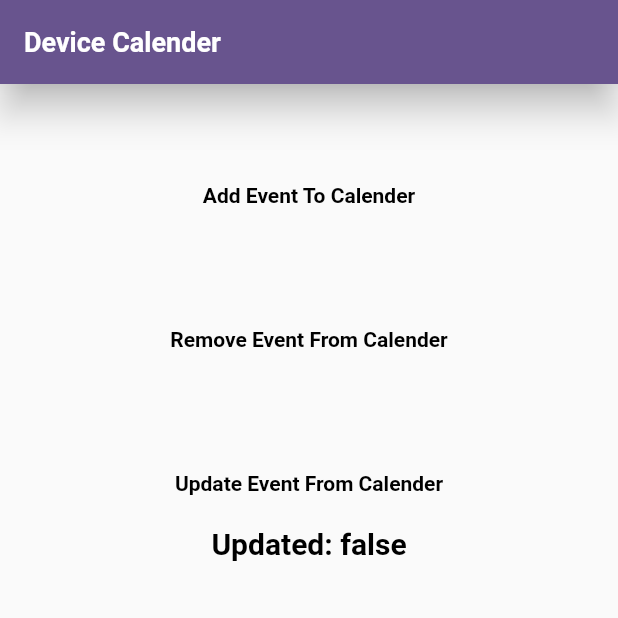
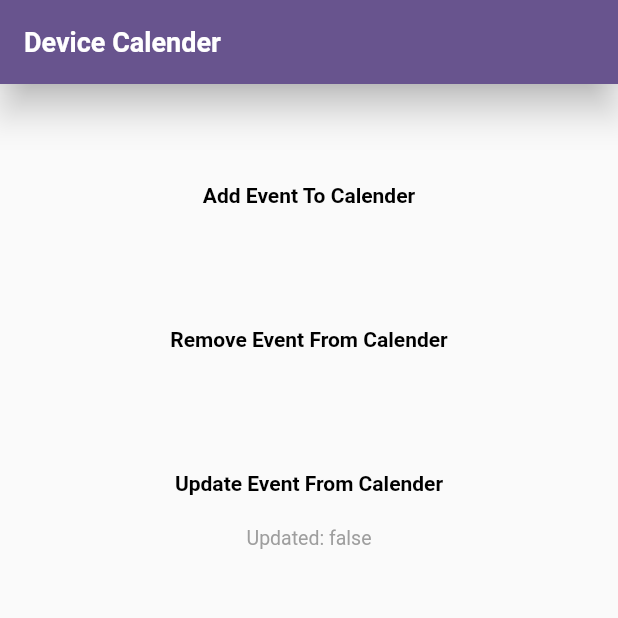
Before and after one commit to fadyZaherEng/App_Events_Device_Calender, a Flutter app: the screen it shows after launch, on a phone screen of 412 x 824 dp, the top half of it. Run offline on Flutter 3.47's test engine with Material 2 defaults, Android fonts, the phone set to English and light mode, and no system bars; our stand-ins replace flutter_native_timezone; missing offline and left inert: device_calendar.

```diff
--- a/lib/home/home_screen.dart
+++ b/lib/home/home_screen.dart
@@ -106,10 +106,12 @@ class _HomeScreenState extends State<HomeScreen> {
                 _updateStatus == true
                     ? "Event Update Status is: $_removeStatus"
                     : "Updated: $_updateStatus",
-                style: const TextStyle(
-                  fontWeight: FontWeight.bold,
-                  fontSize: 20,
-                  color: Colors.black,
+                style: TextStyle(
+                  fontWeight: _updateStatus == false
+                      ? FontWeight.normal
+                      : FontWeight.bold,
+                  fontSize: _updateStatus == false ? 13 : 20,
+                  color: _updateStatus == false ? Colors.grey : Colors.black,
                 ),
               ),
             ],
```
